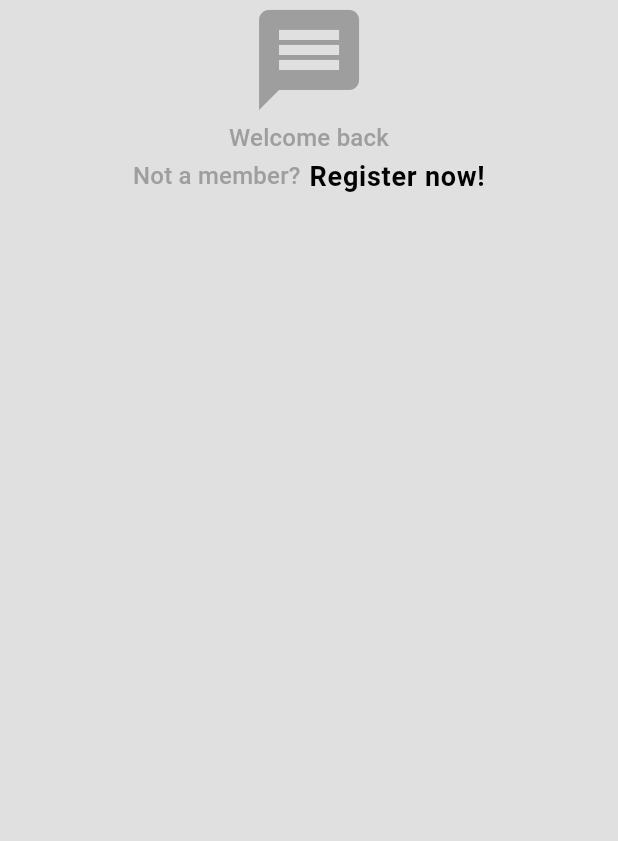
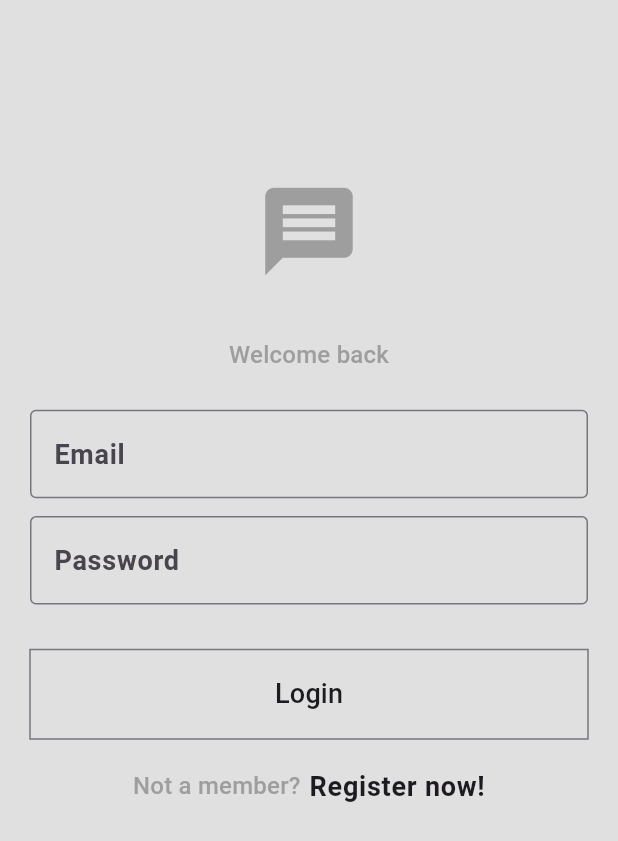
Before and after one commit to GilsonAndre/whatsapp_clone, a Flutter app: the screen it shows after launch, on a phone screen of 412 x 824 dp. Shown: the top 841 px of the screen. Run offline on Flutter 3.47's test engine with Material 3 defaults, Android fonts, the phone set to English and light mode, and no system bars; our stand-ins replace bloc, firebase_core, flutter_screenutil; accounts and stored records are empty.

Commit message:
base for login page

```diff
--- a/lib/resources/strings.dart
+++ b/lib/resources/strings.dart
@@ -2,5 +2,10 @@ class Strings {
   static const appName = 'Whatsapp Clone';
 
   static const welcomeBack = 'Welcome back';
+  static const email = 'Email';
+  static const password = 'Password';
+  static const login = 'Login';
+  static const notMember = 'Not a member?';
+  static const registerNow = 'Register now!';
 
 }
--- a/lib/resources/theme.dart
+++ b/lib/resources/theme.dart
@@ -1,30 +1,38 @@
 import 'package:flutter/material.dart';
-import 'package:flutter_screenutil/flutter_screenutil.dart';
-
 
 class ThemeApp {
   ThemeData themeLight = ThemeData(
-    colorScheme: ColorScheme.light(
-      primary: Colors.grey.shade500,
-      secondary: Colors.grey.shade200,
-      tertiary: Colors.white,
-      inversePrimary: Colors.grey.shade900,
+    scaffoldBackgroundColor: Colors.grey.shade300,
+
+    inputDecorationTheme: InputDecorationTheme(
+      border: OutlineInputBorder(),
     ),
-    scaffoldBackgroundColor: Colors.grey.shade300,
+    //Login & register Button
+    outlinedButtonTheme: OutlinedButtonThemeData(
+      style: ButtonStyle(
+        shape: WidgetStatePropertyAll(
+          ContinuousRectangleBorder(),
+        ),
+      ),
+    ),
+    iconTheme: IconThemeData(
+      size: 70,
+      color: Colors.grey,
+    ),
+    //title page
     textTheme: TextTheme(
+      titleSmall: TextStyle(
+        fontSize: 18
+      ),
       titleMedium: TextStyle(
         color: Colors.grey,
       ),
+      //registerNow
       bodyLarge: TextStyle(
         fontWeight: FontWeight.bold,
-        fontSize: 18
+        fontSize: 18,
       ),
     ),
-
-    iconTheme: IconThemeData(
-      size: 70.sp,
-      color: Colors.grey,
-    )
   );
   ThemeData themeDark = ThemeData();
 }
--- a/lib/view/login_page.dart
+++ b/lib/view/login_page.dart
@@ -13,25 +13,52 @@ class LoginPage extends StatelessWidget {
           child: Padding(
             padding: const EdgeInsets.symmetric(horizontal: 20.0),
             child: Column(
-
               children: [
-                Icon(
-                  Icons.message,
-                ),
+                SizedBox(height: 100.h),
+                Icon(Icons.message),
+                SizedBox(height: 30.h),
                 Text(
                   Strings.welcomeBack,
                   style: Theme.of(context).textTheme.titleMedium,
                 ),
+                SizedBox(height: 20.h),
+                TextFormField(
+                  decoration: InputDecoration(
+                    hintText: Strings.email,
+                  ),
+                ),
+                SizedBox(height: 10.h),
+                TextFormField(
+                  decoration: InputDecoration(
+                    hintText: Strings.password,
+                  ),
+                ),
+                SizedBox(height: 25.h),
+                SizedBox(
+                  width: MediaQuery.of(context).size.width,
+                  height: 50.h,
+                  child: OutlinedButton(
+                    onPressed: () {},
+                    child: Text(
+                      Strings.login,
+                      style: Theme.of(context).textTheme.titleSmall,
+                    ),
+                  ),
+                ),
+                SizedBox(height: 15.h),
+
                 Row(
                   mainAxisAlignment: MainAxisAlignment.center,
                   children: [
                     Text(
-                      'Not a member?',
+                      Strings.notMember,
                       style: Theme.of(context).textTheme.titleMedium,
                     ),
-                    SizedBox(width: 5.w,),
+                    SizedBox(
+                      width: 5.w,
+                    ),
                     Text(
-                      'Register now!',
+                      Strings.registerNow,
                       style: Theme.of(context).textTheme.bodyLarge,
                     ),
                   ],
```
